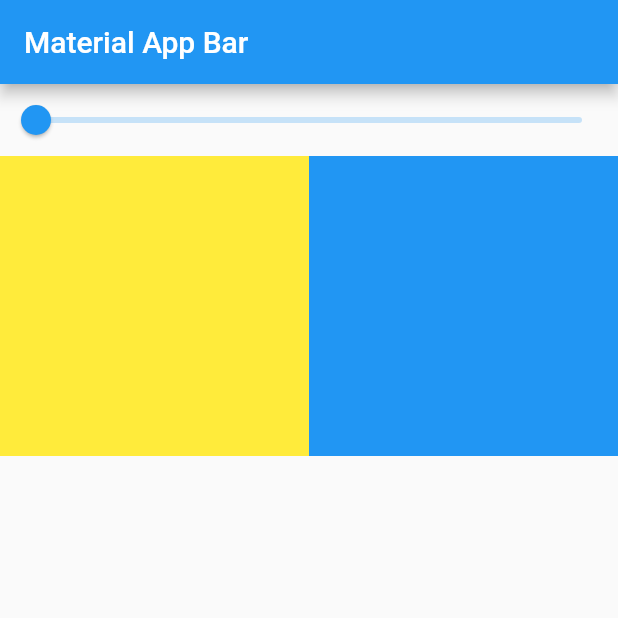
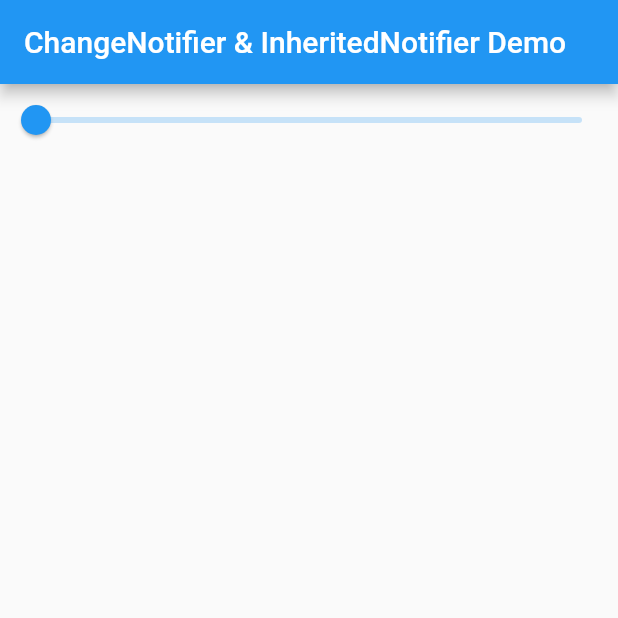
Before and after one commit to hwangblood/flutter-state-management, a Flutter app: the screen it shows after launch, on a phone screen of 412 x 824 dp, the top half of it. Run offline on Flutter 3.47's test engine with Material 2 defaults, Android fonts, the phone set to English and light mode, and no system bars.

Commit message:
Listen to state changes

```diff
--- a/Chapter4-InheritedNotifier/lib/main.dart
+++ b/Chapter4-InheritedNotifier/lib/main.dart
@@ -52,27 +52,40 @@ class HomPage extends StatelessWidget {
   Widget build(BuildContext context) {
     return Scaffold(
       appBar: AppBar(
-        title: const Text('Material App Bar'),
+        title: const Text('ChangeNotifier & InheritedNotifier Demo'),
       ),
-      body: Column(
+      body: SliderInheritedNotifier(
+        sliderData: sliderData,
+        child: Builder(builder: (context) {
+          return Column(
             children: [
               Slider(
-            value: 0,
-            onChanged: (double value) {},
+                value: SliderInheritedNotifier.of(context),
+                onChanged: (double value) {
+                  sliderData.value = value;
+                },
               ),
               Row(
                 children: [
-              Container(
+                  Opacity(
+                    opacity: SliderInheritedNotifier.of(context),
+                    child: Container(
                       color: Colors.yellow,
                       height: 200,
                     ),
-              Container(
+                  ),
+                  Opacity(
+                    opacity: SliderInheritedNotifier.of(context),
+                    child: Container(
                       color: Colors.blue,
                       height: 200,
+                    ),
                   ),
                 ].expandequally().toList(),
               ),
             ],
+          );
+        }),
       ),
     );
   }
```
Lines whose indentation alone changed are shown as unchanged.
